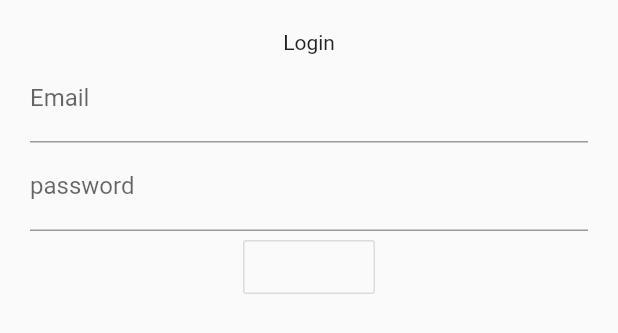
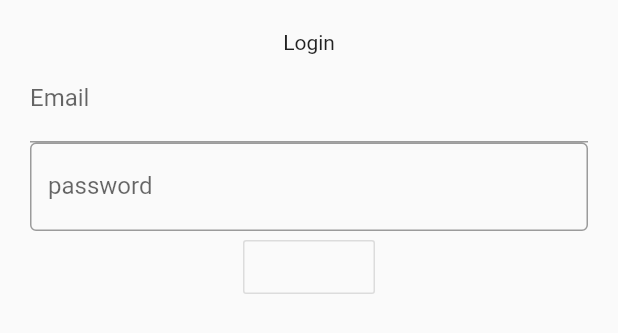
Before and after one commit to MosTafaHoSamm/ecommerce_app, a Flutter app: the LoginScreen widget shown alone on an empty page, opened directly, on a phone screen of 412 x 824 dp. Shown: the top 333 px of the screen. Run offline on Flutter 3.47's test engine with Material 2 defaults, Android fonts, the phone set to English and light mode, and no system bars.

```diff
--- a/lib/login_screen.dart
+++ b/lib/login_screen.dart
@@ -20,7 +20,8 @@ class LoginScreen extends StatelessWidget {
             ),
           TextFormField(
             decoration: InputDecoration(
-          label: Text('password')
+          label: Text('password'),
+              border: OutlineInputBorder(),
           )
             ),
           OutlineButton(onPressed: (){})
```
